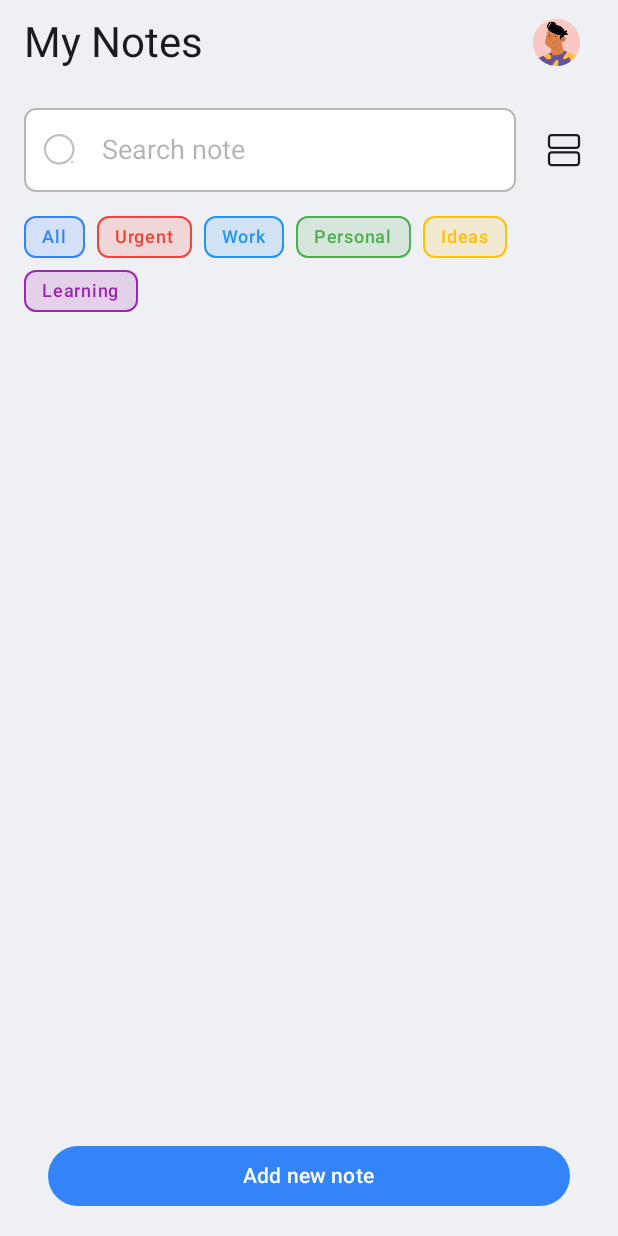
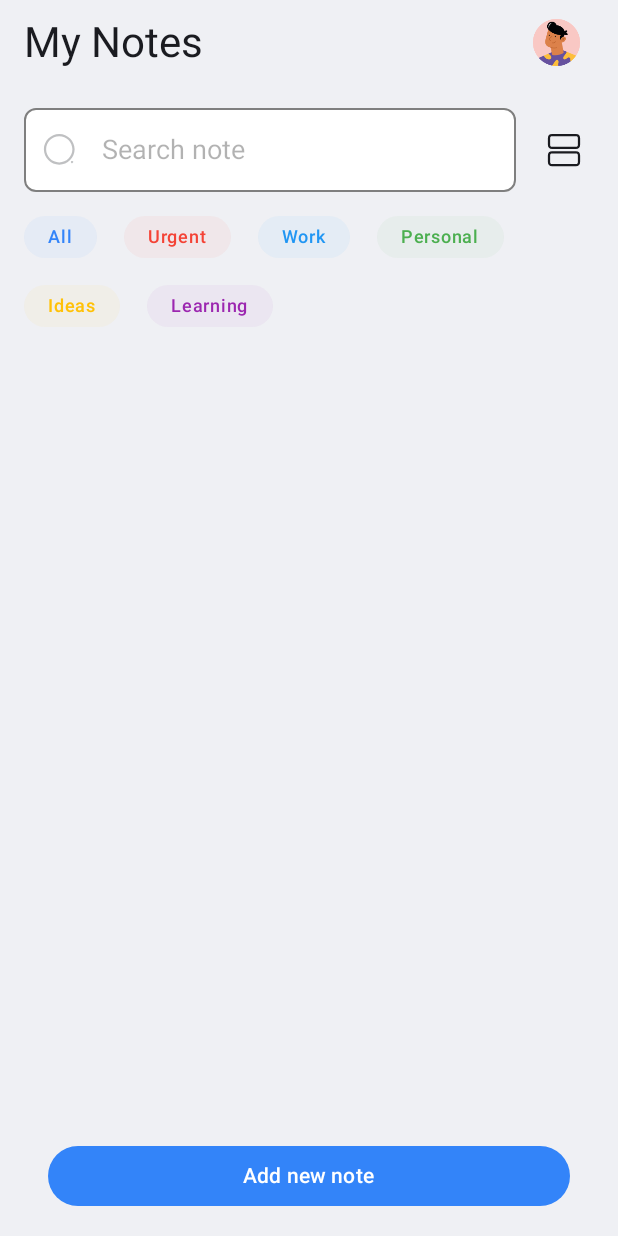
Before and after one commit to MahboubehSeyedpour/NoteApp, an Android app built with Jetpack Compose: the screen it shows after launch (MainActivity), on a phone screen of 412 x 824 dp. Run offline under Robolectric (Android 15) with nearby library versions, the phone set to English and light mode, and no system bars; our stand-ins replace Dagger/Hilt's generated code, Room's generated code.

Commit message:
style(home): update paddings

```diff
--- a/app/src/main/java/com/example/noteapp/presentation/components/CustomSearchField.kt
+++ b/app/src/main/java/com/example/noteapp/presentation/components/CustomSearchField.kt
@@ -30,6 +30,7 @@ import androidx.compose.ui.text.style.TextAlign
 import androidx.compose.ui.unit.dp
 import androidx.compose.ui.unit.sp
 import com.example.noteapp.R
+import com.example.noteapp.presentation.theme.Black
 
 @Composable
 fun CustomSearchField(
@@ -45,7 +46,7 @@ fun CustomSearchField(
         modifier = modifier
             .border(
                 width = 1.dp,
-                color = Color.Gray.copy(alpha = 0.6f),
+                color = Black,
                 shape = RoundedCornerShape(8.dp)
             )
             .clip(RoundedCornerShape(8.dp))
--- a/app/src/main/java/com/example/noteapp/presentation/components/TagFlowList.kt
+++ b/app/src/main/java/com/example/noteapp/presentation/components/TagFlowList.kt
@@ -8,6 +8,7 @@ import androidx.compose.foundation.layout.ExperimentalLayoutApi
 import androidx.compose.foundation.layout.FlowRow
 import androidx.compose.foundation.layout.fillMaxWidth
 import androidx.compose.foundation.layout.padding
+import androidx.compose.foundation.layout.size
 import androidx.compose.foundation.shape.RoundedCornerShape
 import androidx.compose.material3.MaterialTheme
 import androidx.compose.material3.Text
@@ -17,6 +18,7 @@ import androidx.compose.ui.Modifier
 import androidx.compose.ui.text.font.FontWeight
 import androidx.compose.ui.unit.Dp
 import androidx.compose.ui.unit.dp
+import androidx.compose.ui.unit.sp
 import com.example.noteapp.domain.model.Tag
 
 
@@ -38,22 +40,23 @@ fun TagFlowList(
             Box(
                 modifier = Modifier
                     .background(
-                        color = label.color.copy(alpha = 0.15f),
+                        color = label.color.copy(alpha = 0.05f),
                         shape = RoundedCornerShape(cornerRadius)
                     )
-                    .border(
-                        width = 1.dp,
-                        color = label.color,
-                        shape = RoundedCornerShape(cornerRadius)
-                    )
-                    .padding(horizontal = 12.dp, vertical = 6.dp),
+//                    .border(
+//                        width = 1.dp,
+//                        color = label.color,
+//                        shape = RoundedCornerShape(cornerRadius)
+//                    )
+                    .padding(horizontal = 16.dp, vertical = 6.dp),
                 contentAlignment = Alignment.Center
             ) {
                 Text(
                     text = label.name,
                     color = label.color,
                     style = MaterialTheme.typography.labelMedium.copy(
-                        fontWeight = FontWeight.Medium
+                        fontWeight = FontWeight.Medium,
+                        fontSize = 12.sp
                     )
                 )
             }
--- a/app/src/main/java/com/example/noteapp/presentation/screens/home/HomeScreen.kt
+++ b/app/src/main/java/com/example/noteapp/presentation/screens/home/HomeScreen.kt
@@ -230,7 +230,10 @@ fun HomeScreen(navController: NavController, viewModel: HomeViewModel = hiltView
 
             TagFlowList(
                 labels = viewModel.tags.collectAsState().value,
-                modifier = Modifier.padding(vertical = 16.dp)
+                modifier = Modifier.padding(vertical = 16.dp),
+                cornerRadius = 18.dp,
+                horizontalGap = 18.dp,
+                verticalGap = 18.dp
             )
 
             NotesList(
```
